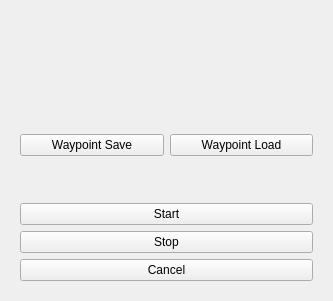
Above: ike_nav_rviz_plugins/src/ui/ike_nav.ui from uhobeike/ike_nav before the change. Below: the same form after it.
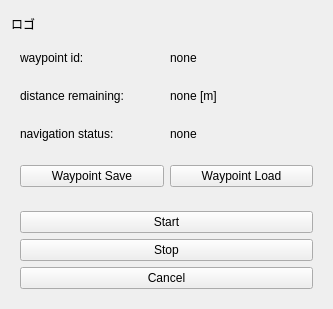
That is the form after the change.

Diff of the .ui file:
```diff
--- a/ike_nav_rviz_plugins/src/ui/ike_nav.ui
+++ b/ike_nav_rviz_plugins/src/ui/ike_nav.ui
@@ -23,10 +23,70 @@
       </size>
      </property>
      <property name="text">
-      <string/>
+      <string>ロゴ</string>
      </property>
     </widget>
    </item>
+   <item>
+    <widget class="QWidget" name="waypoint_id_layout_widget">
+     <layout class="QHBoxLayout" name="waypoint_id_layout">
+      <item>
+       <widget class="QLabel" name="waypoint_id_label">
+        <property name="text">
+         <string>waypoint id:</string>
+        </property>
+       </widget>
+      </item>
+      <item>
+       <widget class="QLabel" name="waypoint_id_value_label">
+        <property name="text">
+         <string>none</string>
+        </property>
+       </widget>
+      </item>
+     </layout>
+    </widget>
+   </item>
+   <item>
+    <widget class="QWidget" name="distance_remaining_layout_widget">
+     <layout class="QHBoxLayout" name="remain_distance_layout">
+      <item>
+       <widget class="QLabel" name="distance_remaining_label">
+        <property name="text">
+         <string>distance remaining:</string>
+        </property>
+       </widget>
+      </item>
+      <item>
+       <widget class="QLabel" name="distance_remaining_value_label">
+        <property name="text">
+         <string>none [m]</string>
+        </property>
+       </widget>
+      </item>
+     </layout>
+    </widget>
+   </item>
+   <item>
+    <widget class="QWidget" name="navigation_status_layout_widget">
+     <layout class="QHBoxLayout" name="navigation_status_layout">
+      <item>
+       <widget class="QLabel" name="navigation_status_label">
+        <property name="text">
+         <string>navigation status:</string>
+        </property>
+       </widget>
+      </item>
+      <item>
+       <widget class="QLabel" name="navigation_status_value_label">
+        <property name="text">
+         <string>none</string>
+        </property>
+       </widget>
+      </item>
+     </layout>
+    </widget>
+   </item>
    <item>
     <widget class="QWidget" name="horizontalLayoutWidget">
      <layout class="QHBoxLayout" name="horizontalLayout">
```
